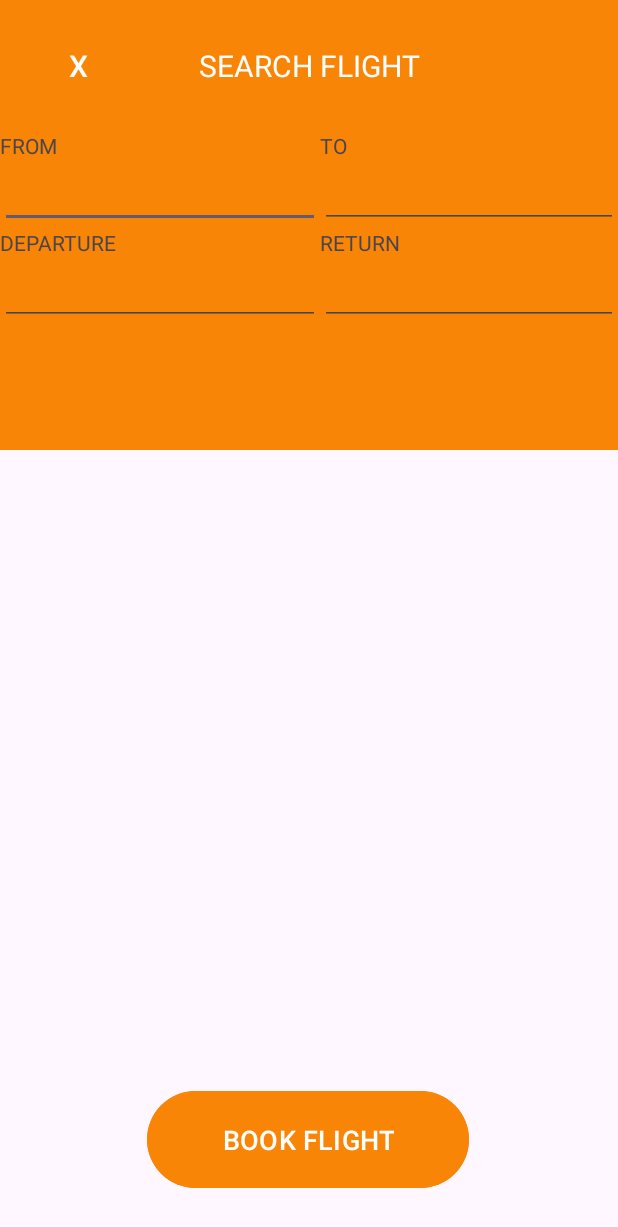
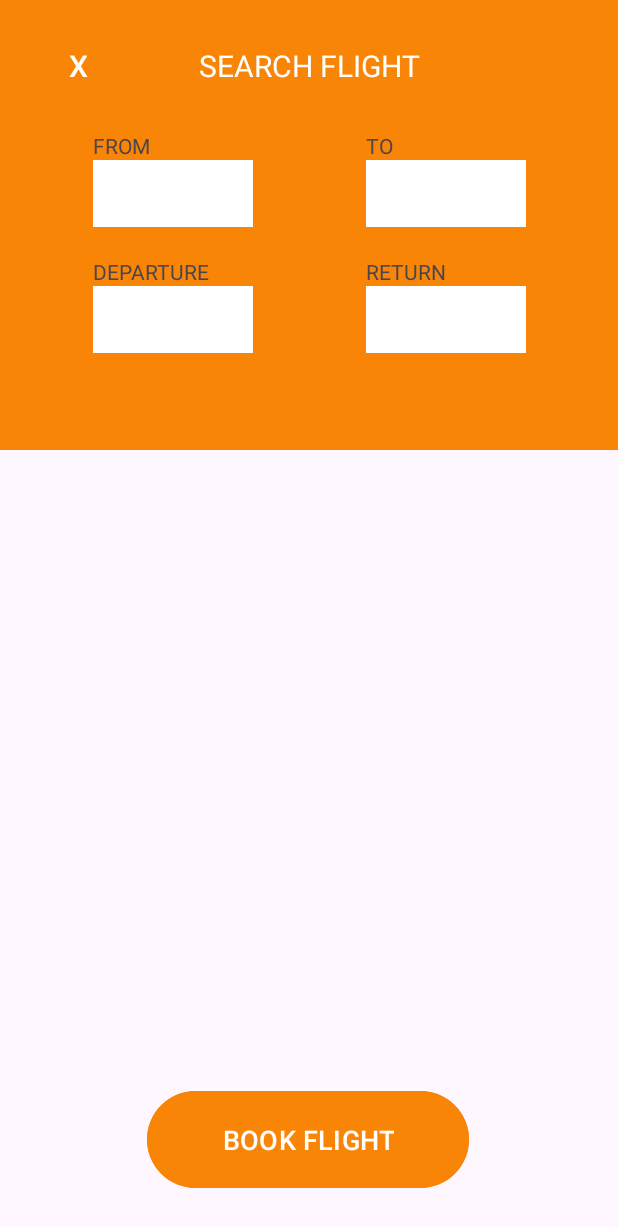
Before and after one commit to Celian4862/Ticket-App, an Android app: the SearchFlightActivity screen opened directly, with no data from a screen before it, on a phone screen of 412 x 824 dp. Shown: the top 1227 px of the screen. Run offline under Robolectric (Android 15) with nearby library versions, the phone set to English and light mode, and no system bars.

Commit message:
Modified activity_search_flight.xml Updated the layout of the four form fields

```diff
--- a/app/src/main/res/layout/activity_search_flight.xml
+++ b/app/src/main/res/layout/activity_search_flight.xml
@@ -68,27 +68,31 @@
             android:id="@+id/layout_from_to"
             android:layout_width="match_parent"
             android:layout_height="wrap_content"
+            android:layout_marginBottom="20dp"
             android:orientation="horizontal">
 
             <LinearLayout
                 android:layout_width="wrap_content"
                 android:layout_height="wrap_content"
+                android:layout_marginEnd="75dp"
                 android:orientation="vertical">
 
                 <TextView
                     android:id="@+id/txt_from"
-                    android:layout_width="match_parent"
+                    android:layout_width="wrap_content"
                     android:layout_height="wrap_content"
                     android:labelFor="@+id/edit_txt_from"
                     android:text="@string/label_from" />
 
                 <EditText
                     android:id="@+id/edit_txt_from"
-                    android:layout_width="match_parent"
+                    android:layout_width="wrap_content"
                     android:layout_height="wrap_content"
-                    android:ems="10"
-                    android:inputType="text"
-                    android:autofillHints="origin" />
+                    android:padding="10dp"
+                    android:background="@color/white"
+                    android:autofillHints="origin"
+                    android:ems="5"
+                    android:inputType="text" />
             </LinearLayout>
 
             <LinearLayout
@@ -98,17 +102,20 @@
 
                 <TextView
                     android:id="@+id/txt_to"
-                    android:layout_width="match_parent"
+                    android:layout_width="wrap_content"
                     android:layout_height="wrap_content"
+                    android:labelFor="@+id/edit_txt_to"
                     android:text="@string/label_to" />
 
                 <EditText
                     android:id="@+id/edit_txt_to"
-                    android:layout_width="match_parent"
+                    android:layout_width="wrap_content"
                     android:layout_height="wrap_content"
-                    android:ems="10"
-                    android:inputType="text"
-                    android:autofillHints="destination"/>
+                    android:padding="10dp"
+                    android:background="@color/white"
+                    android:autofillHints="destination"
+                    android:ems="5"
+                    android:inputType="text" />
             </LinearLayout>
         </LinearLayout>
 
@@ -121,20 +128,23 @@
             <LinearLayout
                 android:layout_width="wrap_content"
                 android:layout_height="match_parent"
+                android:layout_marginEnd="75dp"
                 android:orientation="vertical">
 
                 <TextView
-                    android:id="@+id/textView10"
-                    android:layout_width="match_parent"
+                    android:id="@+id/txt_departure"
+                    android:layout_width="wrap_content"
                     android:layout_height="wrap_content"
                     android:labelFor="@+id/edit_txt_departure"
                     android:text="@string/label_departure" />
 
                 <EditText
                     android:id="@+id/edit_txt_departure"
-                    android:layout_width="match_parent"
+                    android:layout_width="wrap_content"
                     android:layout_height="wrap_content"
-                    android:ems="10"
+                    android:padding="10dp"
+                    android:background="@color/white"
+                    android:ems="5"
                     android:inputType="text"
                     android:autofillHints="departure_time"/>
             </LinearLayout>
@@ -145,16 +155,19 @@
                 android:orientation="vertical">
 
                 <TextView
-                    android:id="@+id/textView11"
-                    android:layout_width="match_parent"
+                    android:id="@+id/txt_return"
+                    android:layout_width="wrap_content"
                     android:layout_height="wrap_content"
+                    android:labelFor="@+id/edit_txt_return"
                     android:text="@string/label_return" />
 
                 <EditText
-                    android:id="@+id/editTextText8"
-                    android:layout_width="match_parent"
+                    android:id="@+id/edit_txt_return"
+                    android:layout_width="wrap_content"
                     android:layout_height="wrap_content"
-                    android:ems="10"
+                    android:padding="10dp"
+                    android:background="@color/white"
+                    android:ems="5"
                     android:inputType="text"
                     android:autofillHints="return_time"/>
             </LinearLayout>
```
